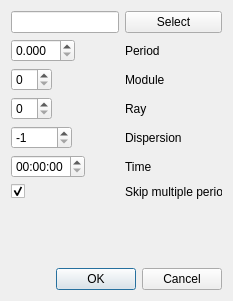
This is src/precisesearchgui.ui in vtyulb/BSA-Analytics as Qt 5 draws it before an edit. The edited form follows.
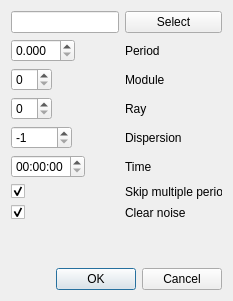
This is the edited form.

Commit message: clearing noise

Patch:
```diff
--- a/src/precisesearchgui.ui
+++ b/src/precisesearchgui.ui
@@ -113,6 +113,23 @@
          </property>
         </widget>
        </item>
+       <item row="7" column="0">
+        <widget class="QCheckBox" name="clearNoise">
+         <property name="text">
+          <string/>
+         </property>
+         <property name="checked">
+          <bool>true</bool>
+         </property>
+        </widget>
+       </item>
+       <item row="7" column="1">
+        <widget class="QLabel" name="label_7">
+         <property name="text">
+          <string>Clear noise</string>
+         </property>
+        </widget>
+       </item>
       </layout>
      </item>
     </layout>
```
The commit also changes 6 other files.
